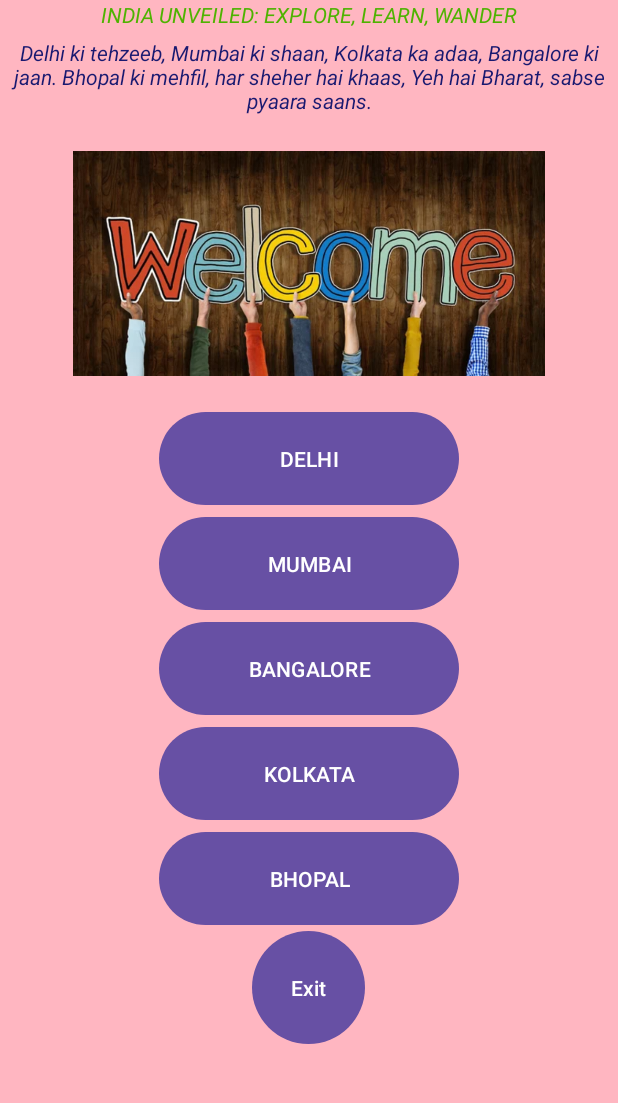
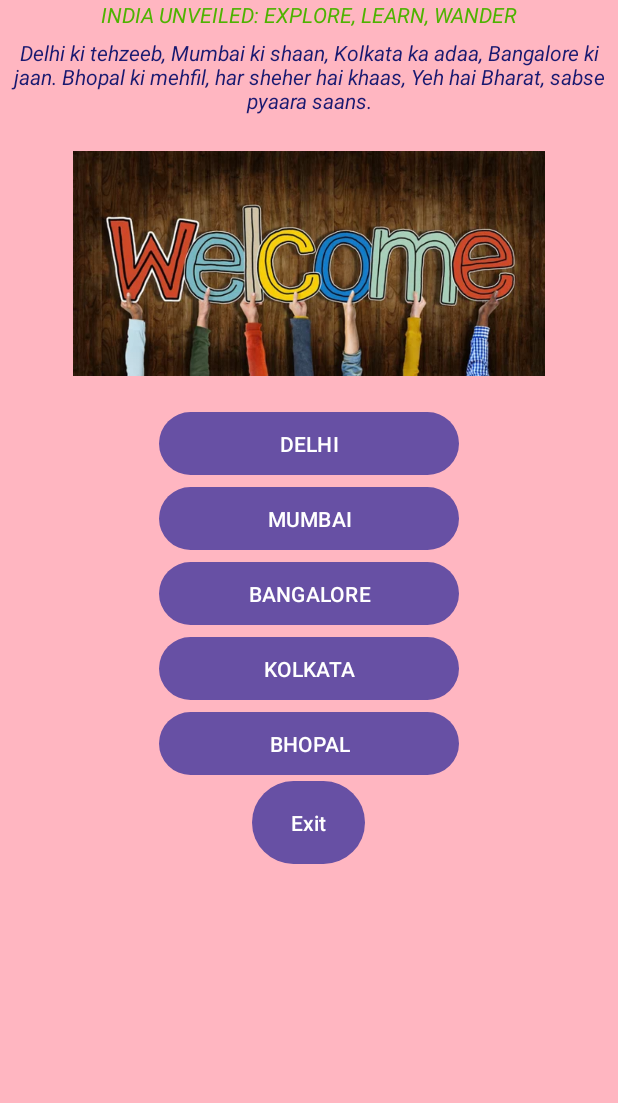
Before and after one commit to Krushna-Prasad-Sahoo/Basic_Android_Project_01, an Android app: the screen it shows after launch (MainActivity), on a phone screen of 412 x 824 dp, the part 60-1163 px from its top. Run offline under Robolectric (Android 15) with nearby library versions, the phone set to English and light mode, and no system bars.

Commit message:
adjusting UI

```diff
--- a/app/src/main/res/layout/activity_main.xml
+++ b/app/src/main/res/layout/activity_main.xml
@@ -53,50 +53,50 @@
 
     <Button
         android:id="@+id/del"
-        android:padding="20dp"
-        android:layout_height="70dp"
+        android:padding="5dp"
+        android:layout_height="50dp"
         android:layout_width="200dp"
         android:layout_gravity="center"
         android:text="DELHI" />
 
     <Button
         android:id="@+id/mum"
-        android:padding="20dp"
+        android:padding="5dp"
         android:layout_width="200dp"
         android:layout_gravity="center"
-        android:layout_height="70dp"
+        android:layout_height="50dp"
         android:text="MUMBAI" />
 
     <Button
         android:id="@+id/ban"
-        android:padding="20dp"
+        android:padding="5dp"
         android:layout_width="200dp"
         android:layout_gravity="center"
-        android:layout_height="70dp"
+        android:layout_height="50dp"
         android:text="BANGALORE" />
 
 
     <Button
         android:id="@+id/kol"
-        android:padding="20dp"
+        android:padding="5dp"
         android:layout_width="200dp"
         android:layout_gravity="center"
-        android:layout_height="70dp"
+        android:layout_height="50dp"
         android:text="KOLKATA" />
 
     <Button
         android:id="@+id/bho"
-        android:padding="20dp"
+        android:padding="5dp"
         android:layout_width="200dp"
         android:layout_gravity="center"
-        android:layout_height="70dp"
+        android:layout_height="50dp"
         android:text="BHOPAL" />
 
     <Button
         android:id="@+id/exit"
-        android:layout_gravity="center"
+        android:layout_gravity="center_horizontal"
         android:layout_width="75dp"
-        android:layout_height="75dp"
+        android:layout_height="55dp"
         android:text="Exit"
         android:background="@drawable/rounded_button" />
 
```
